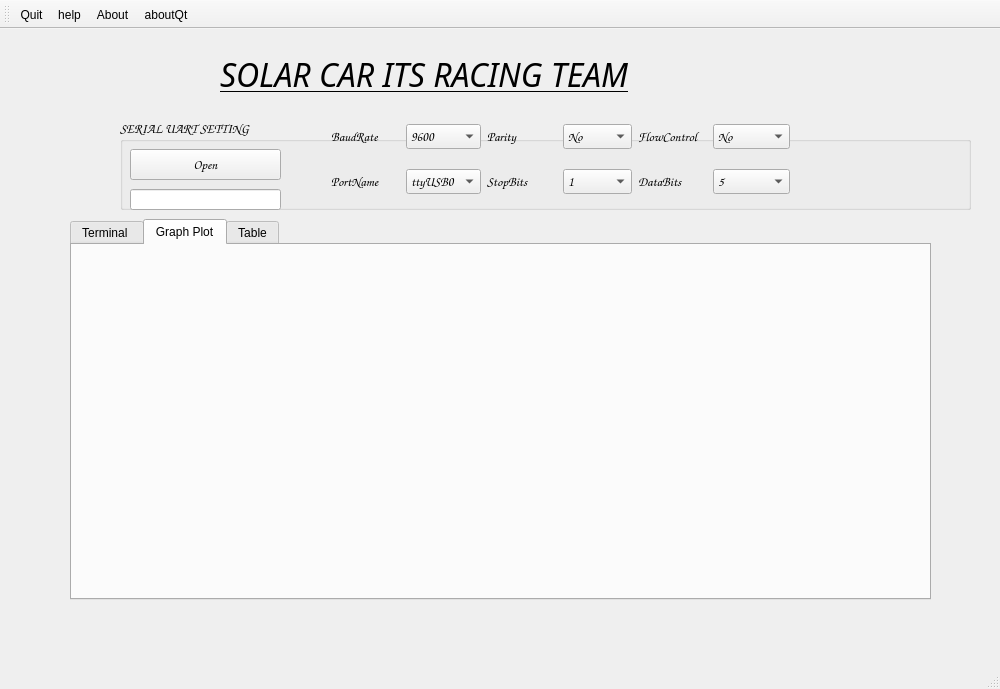
senowidya/solarcar_v1.01, file interfacing.ui: the form before one commit.
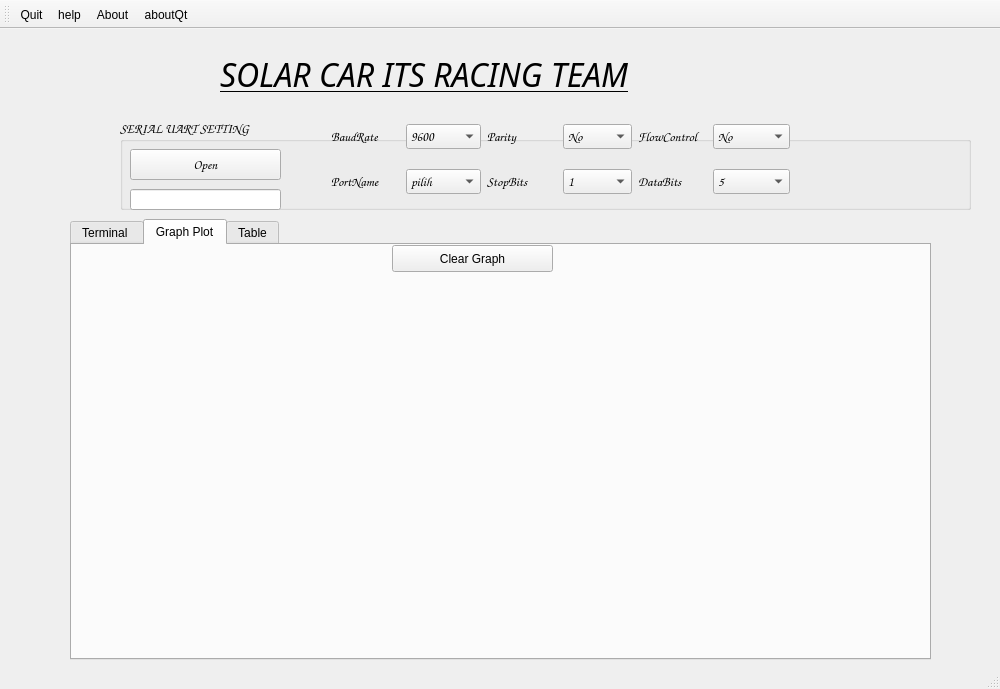
The form after the commit. The open tabs and pages were chosen to show the change. Custom widgets are drawn as their Qt base class.

The edit to the form file:
```diff
--- a/interfacing.ui
+++ b/interfacing.ui
@@ -26,7 +26,7 @@
       <x>70</x>
       <y>190</y>
       <width>861</width>
-      <height>381</height>
+      <height>441</height>
      </rect>
     </property>
     <property name="currentIndex">
@@ -104,12 +104,25 @@
       <property name="geometry">
        <rect>
         <x>10</x>
-        <y>10</y>
+        <y>40</y>
         <width>841</width>
-        <height>331</height>
+        <height>351</height>
        </rect>
       </property>
      </widget>
+     <widget class="QPushButton" name="pushButton">
+      <property name="geometry">
+       <rect>
+        <x>320</x>
+        <y>0</y>
+        <width>161</width>
+        <height>27</height>
+       </rect>
+      </property>
+      <property name="text">
+       <string>Clear Graph</string>
+      </property>
+     </widget>
     </widget>
     <widget class="QWidget" name="tab_3">
      <attribute name="title">
@@ -264,6 +277,11 @@
       </item>
       <item row="1" column="1">
        <widget class="QComboBox" name="cmb_Port">
+        <item>
+         <property name="text">
+          <string>pilih</string>
+         </property>
+        </item>
         <item>
          <property name="text">
           <string>ttyUSB0</string>
```
Left out of the diff: 25 changed lines with no effect on the pictures.
